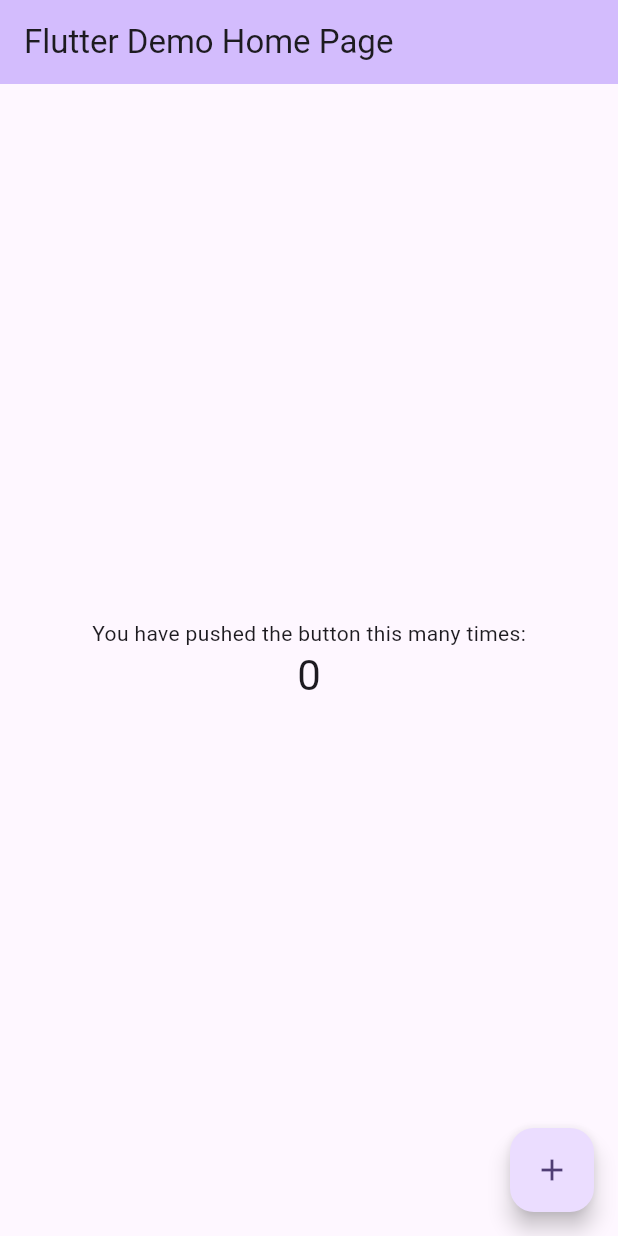
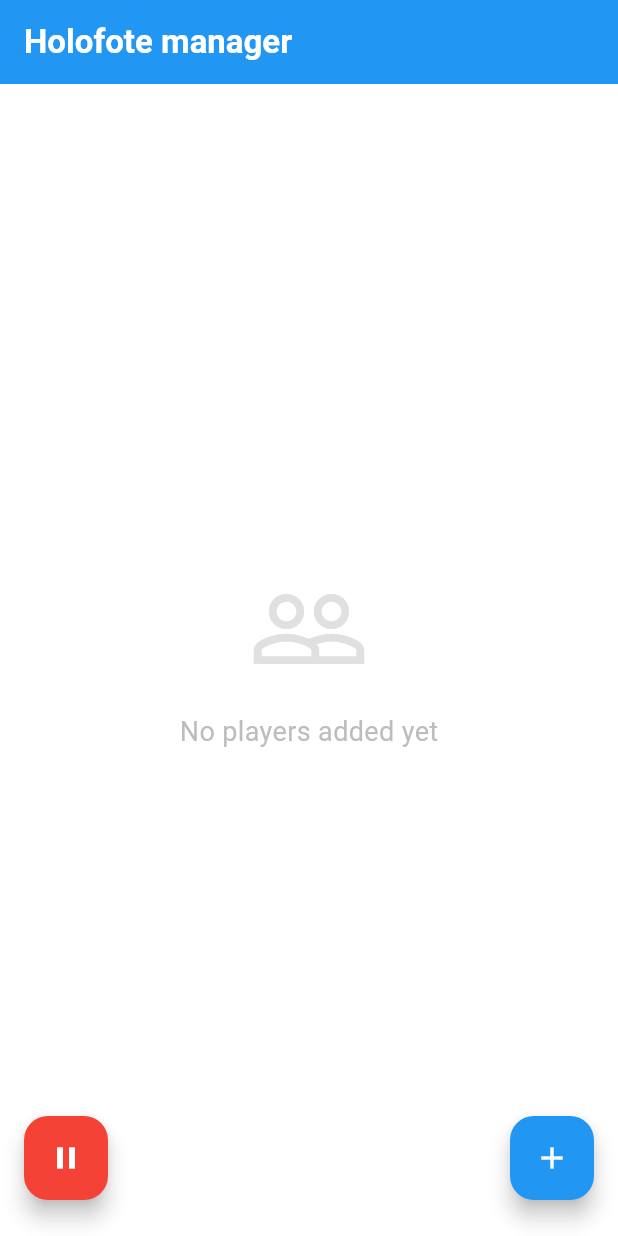
Before and after one commit to andersonmemory/all_in_one_rpg, a Flutter app: the screen it shows after launch, on a phone screen of 412 x 824 dp. Run offline on Flutter 3.47's test engine with Material 3 defaults, Android fonts, the phone set to English and light mode, and no system bars.

Commit message:
feat: adds Holofote Manager

```diff
--- /dev/null
+++ b/lib/home_page/home_page.dart
@@ -0,0 +1,187 @@
+import 'dart:async';
+import 'package:flutter/material.dart';
+import 'models/player_model.dart';
+import 'widgets/card_widget/card_widget.dart';
+
+class HomePage extends StatefulWidget {
+  const HomePage({super.key});
+
+  @override
+  State<HomePage> createState() => _HomePageState();
+}
+
+class _HomePageState extends State<HomePage> {
+  final List<Player> _players = [];
+  String? _selectedPlayerId;
+  bool _isPaused = false;
+  Timer? _timer;
+
+  @override
+  void initState() {
+    super.initState();
+    _startTimer();
+  }
+
+  @override
+  void dispose() {
+    _timer?.cancel();
+    super.dispose();
+  }
+
+  void _startTimer() {
+    _timer = Timer.periodic(const Duration(seconds: 1), (timer) {
+      if (!_isPaused) {
+        setState(() {
+          for (var player in _players) {
+            if (player.id != _selectedPlayerId) {
+              player.secondsWaiting++;
+            }
+          }
+          // Sort after incrementing
+          _sortPlayers();
+        });
+      }
+    });
+  }
+
+  void _sortPlayers() {
+    _players.sort((a, b) => a.secondsWaiting.compareTo(b.secondsWaiting));
+  }
+
+  void _addPlayer(String name) {
+    if (name.trim().isEmpty) return;
+
+    setState(() {
+      final newPlayer = Player(
+        id: DateTime.now().millisecondsSinceEpoch.toString(),
+        name: name.trim(),
+        secondsWaiting: 0,
+      );
+      _players.add(newPlayer);
+
+      // If it's the first player, automatically select them
+      if (_players.length == 1) {
+        _selectedPlayerId = newPlayer.id;
+      }
+
+      _sortPlayers();
+    });
+  }
+
+  void _selectPlayer(String id) {
+    setState(() {
+      _selectedPlayerId = id;
+      // Reset the selected player's time
+      final player = _players.firstWhere((p) => p.id == id);
+      player.secondsWaiting = 0;
+      _sortPlayers();
+    });
+  }
+
+  void _togglePause() {
+    setState(() {
+      _isPaused = !_isPaused;
+    });
+  }
+
+  Future<void> _showAddPlayerDialog() async {
+    String playerName = '';
+    return showDialog(
+      context: context,
+      builder: (context) {
+        return AlertDialog(
+          title: const Text('New Character'),
+          content: TextField(
+            autofocus: true,
+            decoration: const InputDecoration(
+              hintText: 'Enter character name',
+              border: OutlineInputBorder(),
+            ),
+            onChanged: (value) => playerName = value,
+            onSubmitted: (value) {
+              _addPlayer(value);
+              Navigator.pop(context);
+            },
+          ),
+          actions: [
+            TextButton(
+              onPressed: () => Navigator.pop(context),
+              child: const Text('Cancel'),
+            ),
+            ElevatedButton(
+              onPressed: () {
+                _addPlayer(playerName);
+                Navigator.pop(context);
+              },
+              child: const Text('Add'),
+            ),
+          ],
+        );
+      },
+    );
+  }
+
+  @override
+  Widget build(BuildContext context) {
+    return Scaffold(
+      backgroundColor: Colors.white,
+      appBar: AppBar(
+        title: const Text(
+          'Holofote manager',
+          style: TextStyle(fontWeight: FontWeight.bold),
+        ),
+        backgroundColor: Colors.blue,
+        foregroundColor: Colors.white,
+        elevation: 0,
+      ),
+      body: _players.isEmpty
+          ? Center(
+              child: Column(
+                mainAxisAlignment: MainAxisAlignment.center,
+                children: [
+                  Icon(Icons.people_outline, size: 80, color: Colors.grey.shade300),
+                  const SizedBox(height: 16),
+                  Text(
+                    'No players added yet',
+                    style: TextStyle(color: Colors.grey.shade400, fontSize: 18),
+                  ),
+                ],
+              ),
+            )
+          : ListView.builder(
+              padding: const EdgeInsets.symmetric(vertical: 16),
+              itemCount: _players.length,
+              itemBuilder: (context, index) {
+                final player = _players[index];
+                return CardWidget(
+                  key: ValueKey(player.id),
+                  player: player,
+                  isSelected: player.id == _selectedPlayerId,
+                  onTap: () => _selectPlayer(player.id),
+                );
+              },
+            ),
+      floatingActionButtonLocation: FloatingActionButtonLocation.centerDocked,
+      floatingActionButton: Padding(
+        padding: const EdgeInsets.symmetric(horizontal: 16, vertical: 24),
+        child: Row(
+          mainAxisAlignment: MainAxisAlignment.spaceBetween,
+          children: [
+            FloatingActionButton(
+              onPressed: _togglePause,
+              backgroundColor: Colors.red,
+              heroTag: 'pauseBtn',
+              child: Icon(_isPaused ? Icons.play_arrow : Icons.pause, color: Colors.white),
+            ),
+            FloatingActionButton(
+              onPressed: _showAddPlayerDialog,
+              backgroundColor: Colors.blue,
+              heroTag: 'addBtn',
+              child: const Icon(Icons.add, color: Colors.white),
+            ),
+          ],
+        ),
+      ),
+    );
+  }
+}
--- /dev/null
+++ b/lib/home_page/models/player_model.dart
@@ -0,0 +1,23 @@
+class Player {
+  final String id;
+  final String name;
+  int secondsWaiting;
+
+  Player({
+    required this.id,
+    required this.name,
+    this.secondsWaiting = 0,
+  });
+
+  Player copyWith({
+    String? id,
+    String? name,
+    int? secondsWaiting,
+  }) {
+    return Player(
+      id: id ?? this.id,
+      name: name ?? this.name,
+      secondsWaiting: secondsWaiting ?? this.secondsWaiting,
+    );
+  }
+}
--- a/lib/main.dart
+++ b/lib/main.dart
@@ -1,122 +1,27 @@
 import 'package:flutter/material.dart';
+import 'home_page/home_page.dart';
 
 void main() {
-  runApp(const MyApp());
+  runApp(const HolofoteApp());
 }
 
-class MyApp extends StatelessWidget {
-  const MyApp({super.key});
+class HolofoteApp extends StatelessWidget {
+  const HolofoteApp({super.key});
 
-  // This widget is the root of your application.
   @override
   Widget build(BuildContext context) {
     return MaterialApp(
-      title: 'Flutter Demo',
+      title: 'Holofote Manager',
+      debugShowCheckedModeBanner: false,
       theme: ThemeData(
-        // This is the theme of your application.
-        //
-        // TRY THIS: Try running your application with "flutter run". You'll see
-        // the application has a purple toolbar. Then, without quitting the app,
-        // try changing the seedColor in the colorScheme below to Colors.green
-        // and then invoke "hot reload" (save your changes or press the "hot
-        // reload" button in a Flutter-supported IDE, or press "r" if you used
-        // the command line to start the app).
-        //
-        // Notice that the counter didn't reset back to zero; the application
-        // state is not lost during the reload. To reset the state, use hot
-        // restart instead.
-        //
-        // This works for code too, not just values: Most code changes can be
-        // tested with just a hot reload.
-        colorScheme: .fromSeed(seedColor: Colors.deepPurple),
+        colorScheme: ColorScheme.fromSeed(
+          seedColor: Colors.blue,
+          primary: Colors.blue,
+        ),
+        useMaterial3: true,
+        scaffoldBackgroundColor: Colors.white,
       ),
-      home: const MyHomePage(title: 'Flutter Demo Home Page'),
+      home: const HomePage(),
     );
   }
 }
-
-class MyHomePage extends StatefulWidget {
-  const MyHomePage({super.key, required this.title});
-
-  // This widget is the home page of your application. It is stateful, meaning
-  // that it has a State object (defined below) that contains fields that affect
-  // how it looks.
-
-  // This class is the configuration for the state. It holds the values (in this
-  // case the title) provided by the parent (in this case the App widget) and
-  // used by the build method of the State. Fields in a Widget subclass are
-  // always marked "final".
-
-  final String title;
-
-  @override
-  State<MyHomePage> createState() => _MyHomePageState();
-}
-
-class _MyHomePageState extends State<MyHomePage> {
-  int _counter = 0;
-
-  void _incrementCounter() {
-    setState(() {
-      // This call to setState tells the Flutter framework that something has
-      // changed in this State, which causes it to rerun the build method below
-      // so that the display can reflect the updated values. If we changed
-      // _counter without calling setState(), then the build method would not be
-      // called again, and so nothing would appear to happen.
-      _counter++;
-    });
-  }
-
-  @override
-  Widget build(BuildContext context) {
-    // This method is rerun every time setState is called, for instance as done
-    // by the _incrementCounter method above.
-    //
-    // The Flutter framework has been optimized to make rerunning build methods
-    // fast, so that you can just rebuild anything that needs updating rather
-    // than having to individually change instances of widgets.
-    return Scaffold(
-      appBar: AppBar(
-        // TRY THIS: Try changing the color here to a specific color (to
-        // Colors.amber, perhaps?) and trigger a hot reload to see the AppBar
-        // change color while the other colors stay the same.
-        backgroundColor: Theme.of(context).colorScheme.inversePrimary,
-        // Here we take the value from the MyHomePage object that was created by
-        // the App.build method, and use it to set our appbar title.
-        title: Text(widget.title),
-      ),
-      body: Center(
-        // Center is a layout widget. It takes a single child and positions it
-        // in the middle of the parent.
-        child: Column(
-          // Column is also a layout widget. It takes a list of children and
-          // arranges them vertically. By default, it sizes itself to fit its
-          // children horizontally, and tries to be as tall as its parent.
-          //
-          // Column has various properties to control how it sizes itself and
-          // how it positions its children. Here we use mainAxisAlignment to
-          // center the children vertically; the main axis here is the vertical
-          // axis because Columns are vertical (the cross axis would be
-          // horizontal).
-          //
-          // TRY THIS: Invoke "debug painting" (choose the "Toggle Debug Paint"
-          // action in the IDE, or press "p" in the console), to see the
-          // wireframe for each widget.
-          mainAxisAlignment: .center,
-          children: [
-            const Text('You have pushed the button this many times:'),
-            Text(
-              '$_counter',
-              style: Theme.of(context).textTheme.headlineMedium,
-            ),
-          ],
-        ),
-      ),
-      floatingActionButton: FloatingActionButton(
-        onPressed: _incrementCounter,
-        tooltip: 'Increment',
-        child: const Icon(Icons.add),
-      ),
-    );
-  }
-}
```
Also changed, not shown: lib/home_page/widgets/card_widget/card_widget.dart (added, +79 -0 lines), 1 other file.
